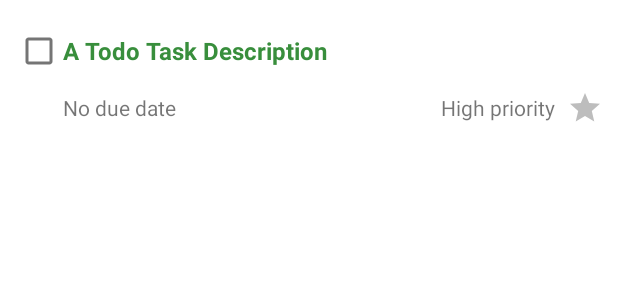
After one commit to daongochieu2810/TodoListAADC, an Android app: the layout item_todo_list.xml on its own in the app's theme, with its tools: preview values and no code run, on a phone screen of 412 x 824 dp. The commit adds this screen. Shown: the top 300 px of the screen. Run offline under Robolectric (Android 15) with nearby library versions, the phone set to English and light mode, and no system bars.

Commit message:
Added todolist view and dao

```diff
--- a/app/build.gradle
+++ b/app/build.gradle
@@ -33,6 +33,7 @@ dependencies {
     implementation 'androidx.appcompat:appcompat:1.1.0'
     implementation 'com.google.android.material:material:1.1.0'
     implementation 'androidx.constraintlayout:constraintlayout:1.1.3'
+
     testImplementation 'junit:junit:4.+'
     androidTestImplementation 'androidx.test.ext:junit:1.1.1'
     androidTestImplementation 'androidx.test.espresso:espresso-core:3.2.0'
--- a/app/src/main/AndroidManifest.xml
+++ b/app/src/main/AndroidManifest.xml
@@ -9,6 +9,7 @@
         android:roundIcon="@mipmap/ic_launcher_round"
         android:supportsRtl="true"
         android:theme="@style/Theme.ToDoListAADC">
+        <activity android:name=".TodoListActivity"></activity>
         <activity android:name=".MainActivity">
             <intent-filter>
                 <action android:name="android.intent.action.MAIN" />
--- /dev/null
+++ b/app/src/main/java/com/dnh/todolistaadc/custom_views/PriorityStarImageView.java
@@ -0,0 +1,53 @@
+package com.dnh.todolistaadc.custom_views;
+
+import android.content.Context;
+import android.content.res.Resources;
+import android.content.res.TypedArray;
+import android.util.AttributeSet;
+
+import androidx.appcompat.widget.AppCompatImageView;
+
+import com.dnh.todolistaadc.R;
+
+public class PriorityStarImageView extends AppCompatImageView {
+    public final static int HIGH = 0;
+    public final static int MEDIUM = 1;
+    public final static int LOW = 2;
+    public final static int COMPLETED = 3;
+
+    public PriorityStarImageView(Context context) {
+        super(context);
+    }
+
+    public PriorityStarImageView(Context context, AttributeSet attrs) {
+        super(context, attrs);
+        style(context, attrs);
+    }
+    private void style(Context context, AttributeSet attrs) {
+        TypedArray attributes = context.obtainStyledAttributes(attrs, R.styleable.PriorityStarImageView);
+        int priority = attributes.getInteger(R.styleable.PriorityStarImageView_priority, HIGH);
+        setPriority(priority);
+        attributes.recycle();
+    }
+    public void setPriority(int priority) {
+        Resources res = getResources();
+        int star = 0;
+        int contentDesc = 0;
+        switch (priority) {
+            case HIGH:
+                star = R.drawable.ic_baseline_red_24;
+                contentDesc = R.string.red_star_title;
+            case MEDIUM:
+                star = R.drawable.ic_baseline_yellow_24;
+                contentDesc = R.string.yellow_star_title;
+            case LOW:
+                star = R.drawable.ic_baseline_orange_24;
+                contentDesc = R.string.orange_star_title;
+            case COMPLETED:
+                star = R.drawable.ic_baseline_grey_24;
+                contentDesc = R.string.grey_star_title;
+        }
+        setBackground(res.getDrawable(star));
+        setContentDescription(res.getString(contentDesc));
+    }
+}
--- /dev/null
+++ b/app/src/main/res/drawable-v24/ic_baseline_grey_24.xml
@@ -0,0 +1,10 @@
+<vector xmlns:android="http://schemas.android.com/apk/res/android"
+    android:width="24dp"
+    android:height="24dp"
+    android:viewportWidth="24"
+    android:viewportHeight="24"
+    android:tint="@color/grey">
+  <path
+      android:fillColor="@android:color/white"
+      android:pathData="M12,17.27L18.18,21l-1.64,-7.03L22,9.24l-7.19,-0.61L12,2 9.19,8.63 2,9.24l5.46,4.73L5.82,21z"/>
+</vector>
--- /dev/null
+++ b/app/src/main/res/drawable-v24/ic_baseline_orange_24.xml
@@ -0,0 +1,10 @@
+<vector xmlns:android="http://schemas.android.com/apk/res/android"
+    android:width="24dp"
+    android:height="24dp"
+    android:viewportWidth="24"
+    android:viewportHeight="24"
+    android:tint="@color/purple_200">
+  <path
+      android:fillColor="@android:color/white"
+      android:pathData="M12,17.27L18.18,21l-1.64,-7.03L22,9.24l-7.19,-0.61L12,2 9.19,8.63 2,9.24l5.46,4.73L5.82,21z"/>
+</vector>
--- /dev/null
+++ b/app/src/main/res/drawable-v24/ic_baseline_yellow_24.xml
@@ -0,0 +1,10 @@
+<vector xmlns:android="http://schemas.android.com/apk/res/android"
+    android:width="24dp"
+    android:height="24dp"
+    android:viewportWidth="24"
+    android:viewportHeight="24"
+    android:tint="@color/yellow">
+  <path
+      android:fillColor="@android:color/white"
+      android:pathData="M12,17.27L18.18,21l-1.64,-7.03L22,9.24l-7.19,-0.61L12,2 9.19,8.63 2,9.24l5.46,4.73L5.82,21z"/>
+</vector>
--- /dev/null
+++ b/app/src/main/res/drawable/ic_baseline_red_24.xml
@@ -0,0 +1,10 @@
+<vector xmlns:android="http://schemas.android.com/apk/res/android"
+    android:width="24dp"
+    android:height="24dp"
+    android:viewportWidth="24"
+    android:viewportHeight="24"
+    android:tint="@color/teal_200">
+  <path
+      android:fillColor="@android:color/white"
+      android:pathData="M12,17.27L18.18,21l-1.64,-7.03L22,9.24l-7.19,-0.61L12,2 9.19,8.63 2,9.24l5.46,4.73L5.82,21z"/>
+</vector>
--- /dev/null
+++ b/app/src/main/res/drawable/list_item_touch_selector.xml
@@ -0,0 +1,7 @@
+<?xml version="1.0" encoding="utf-8"?>
+<selector xmlns:android="http://schemas.android.com/apk/res/android">
+    <item android:drawable="@color/colorPrimaryLight" android:state_pressed="true"/>
+    <item android:drawable="@color/colorPrimaryDark"  android:state_activated="true"/>
+    <item android:drawable="@color/colorPrimaryLight" android:state_selected="true"/>
+    <item android:drawable="@color/white"/>
+</selector>
--- /dev/null
+++ b/app/src/main/res/layout/item_todo_list.xml
@@ -0,0 +1,56 @@
+<?xml version="1.0" encoding="utf-8"?>
+<androidx.constraintlayout.widget.ConstraintLayout
+    xmlns:android="http://schemas.android.com/apk/res/android"
+    xmlns:app="http://schemas.android.com/apk/res-auto"
+    xmlns:tools="http://schemas.android.com/tools"
+    android:id="@+id/item_todo_list"
+    android:layout_width="match_parent"
+    android:layout_height="wrap_content"
+    android:paddingVertical="10dp"
+    android:paddingHorizontal="10dp"
+    android:background="@drawable/list_item_touch_selector"
+    >
+
+    <CheckBox
+        android:id="@+id/todo_desc_cb"
+        android:layout_width="wrap_content"
+        android:layout_height="wrap_content"
+        android:ellipsize="end"
+        android:maxLines="1"
+        android:text="A Todo Task Description"
+        android:textColor="@color/colorPrimaryDark"
+        android:textSize="16sp"
+        android:textStyle="bold"
+        app:layout_constraintStart_toStartOf="parent"
+        app:layout_constraintTop_toTopOf="parent" />
+
+    <TextView
+        android:id="@+id/textView2"
+        android:layout_width="wrap_content"
+        android:layout_height="wrap_content"
+        android:layout_marginStart="32dp"
+        android:layout_marginLeft="32dp"
+        android:layout_marginTop="4dp"
+        android:text="@string/no_due_date"
+        app:layout_constraintStart_toStartOf="parent"
+        app:layout_constraintTop_toBottomOf="@+id/todo_desc_cb" />
+
+    <TextView
+        android:id="@+id/todo_priority_tv"
+        android:layout_width="wrap_content"
+        android:layout_height="wrap_content"
+        android:text="@string/high_priority"
+        android:layout_marginEnd="8dp"
+        android:layout_marginRight="8dp"
+        app:layout_constraintEnd_toStartOf="@+id/todo_priority_star"
+        app:layout_constraintTop_toTopOf="@+id/textView2" />
+
+    <com.dnh.todolistaadc.custom_views.PriorityStarImageView
+        android:id="@+id/todo_priority_star"
+        android:layout_width="24dp"
+        android:layout_height="24dp"
+        app:layout_constraintBottom_toBottomOf="@+id/todo_priority_tv"
+        app:layout_constraintEnd_toEndOf="parent"
+        app:layout_constraintTop_toTopOf="@+id/todo_priority_tv" />
+
+</androidx.constraintlayout.widget.ConstraintLayout>
--- a/app/src/main/res/values/colors.xml
+++ b/app/src/main/res/values/colors.xml
@@ -7,4 +7,9 @@
     <color name="teal_700">#FF018786</color>
     <color name="black">#FF000000</color>
     <color name="white">#FFFFFFFF</color>
+    <color name="grey">#bdbdbd</color>
+    <color name="yellow">#f8ff26</color>
+
+    <color name="colorPrimaryDark">#388E3C</color>
+    <color name="colorPrimaryLight">#C8E6C9</color>
 </resources>
--- a/app/src/main/res/values/strings.xml
+++ b/app/src/main/res/values/strings.xml
@@ -1,4 +1,10 @@
 <resources>
     <string name="app_name">ToDoListAADC</string>
     <string name="snackbar_btn_title">Show SnackBar</string>
+    <string name="no_due_date">No due date</string>
+    <string name="high_priority">High priority</string>
+    <string name="red_star_title">Red for high</string>
+    <string name="yellow_star_title">Yellow for medium</string>
+    <string name="orange_star_title">Orange for low</string>
+    <string name="grey_star_title">Grey for completed</string>
 </resources>
```
Also changed, not shown: app/src/main/java/com/dnh/todolistaadc/TodoListActivity.java (added, +14 -0 lines), app/src/main/java/com/dnh/todolistaadc/TodoListAdapter.java (added, +98 -0 lines), app/src/main/java/com/dnh/todolistaadc/TodoTask.java (added, +109 -0 lines), app/src/main/res/drawable/ic_baseline_add_24.xml (added, +10 -0 lines), app/src/main/res/layout/activity_todo_list.xml (added, +24 -0 lines), app/src/main/res/values/attrs.xml (added, +11 -0 lines), 1 other file.
